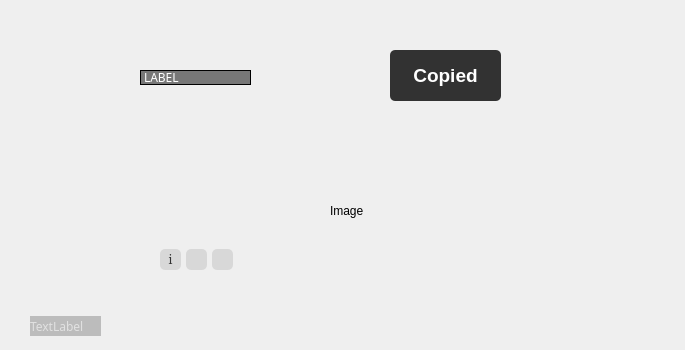
Old version of the form widget.ui in the repository MrBeanCpp/ImageViewer2.0.
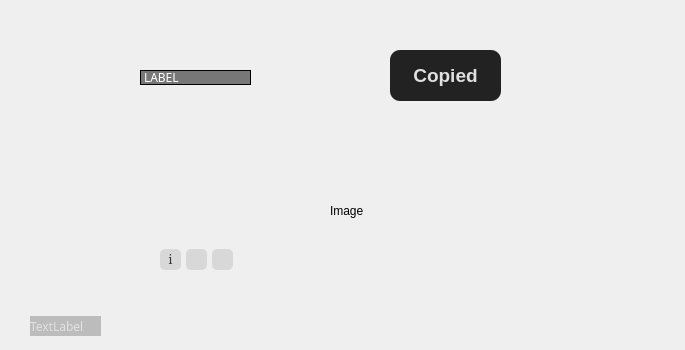
New version of the form. Icons and pictures are not drawn. Custom widgets are drawn as their Qt base class.

The edit to the form file:
```diff
--- a/widget.ui
+++ b/widget.ui
@@ -341,10 +341,10 @@
    <property name="styleSheet">
     <string notr="true">QLabel {
 	font: 700 14pt &quot;Microsoft YaHei UI&quot;;
-    color: white; /* 文字颜色 */
-    background-color: rgb(50, 50, 50); /* 背景颜色，半透明黑色 */
-    border-radius: 5px; /* 边框圆角 */
-    padding: 5px 10px; /* 内边距：上下5px，左右10px */
+    color: rgb(224, 224, 224); /* 文字颜色 */
+    background-color: rgb(34, 34, 34); /* 背景颜色，半透明黑色 */
+    border-radius: 10px; /* 边框圆角 */
+    padding: 10px 15px; /* 内边距 */
 }</string>
    </property>
    <property name="text">
```
